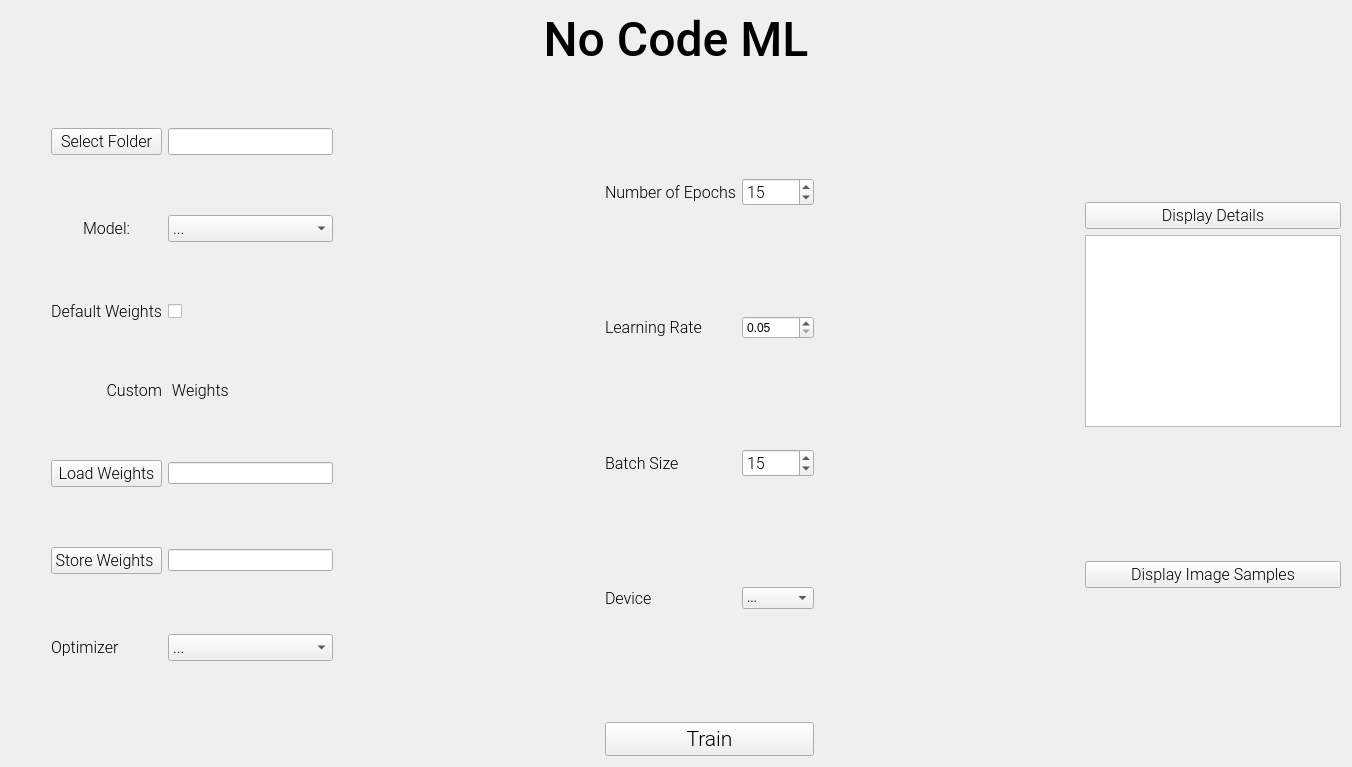
First picture: the form in gui/form.ui, repository bharathi-prasadd/no-code-ml, before the edit.
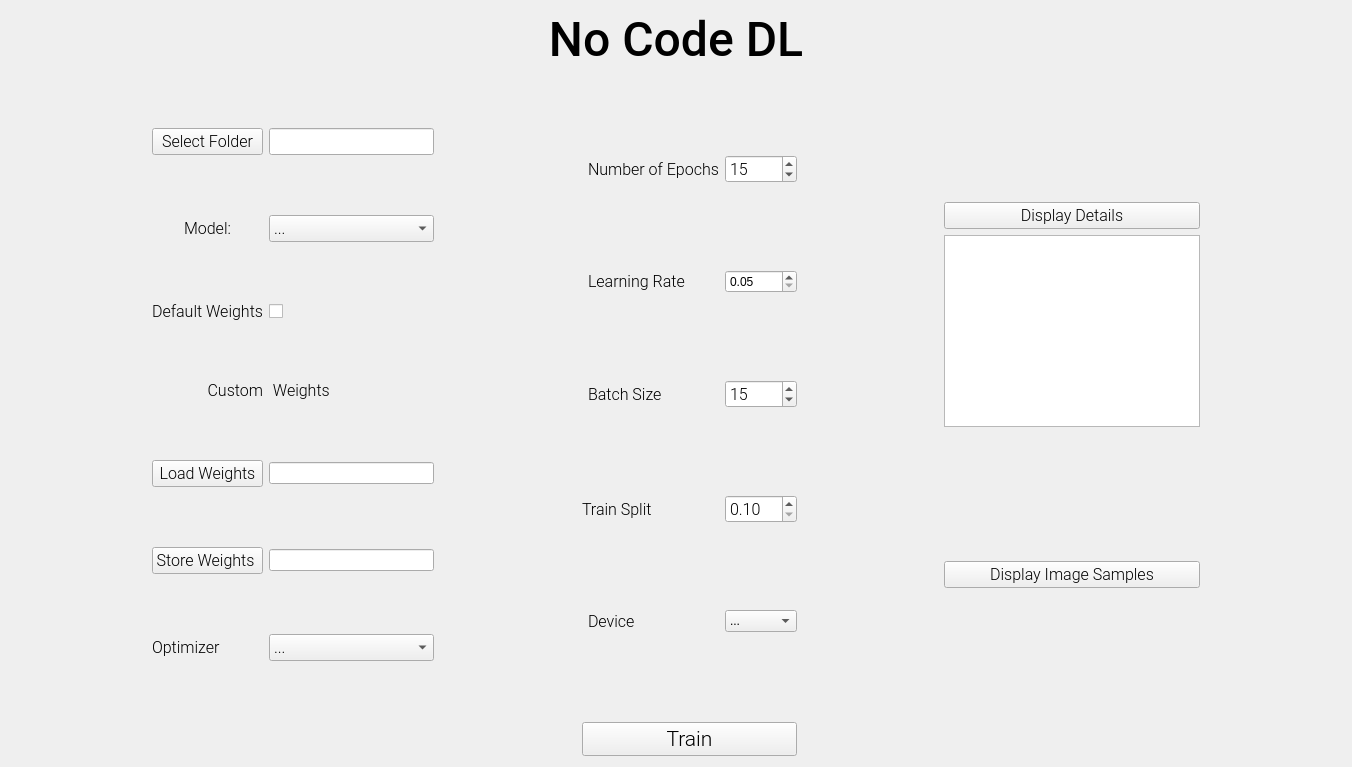
Second picture: the form after the edit.

Patch:
```diff
--- a/gui/form.ui
+++ b/gui/form.ui
@@ -32,7 +32,7 @@
       </font>
      </property>
      <property name="text">
-      <string>No Code ML</string>
+      <string>No Code DL</string>
      </property>
      <property name="alignment">
       <set>Qt::AlignCenter</set>
@@ -40,7 +40,253 @@
     </widget>
    </item>
    <item>
-    <layout class="QGridLayout" name="gridLayout" columnstretch="0,1,0,1,0,1,0">
+    <layout class="QGridLayout" name="gridLayout" columnstretch="0,0,0,0,0,0,0,0">
+     <item row="1" column="1">
+      <layout class="QGridLayout" name="gridLayout_2">
+       <item row="2" column="1">
+        <widget class="QLabel" name="label_2">
+         <property name="font">
+          <font>
+           <family>Roboto Light</family>
+           <pointsize>12</pointsize>
+          </font>
+         </property>
+         <property name="text">
+          <string>Default Weights</string>
+         </property>
+         <property name="alignment">
+          <set>Qt::AlignRight|Qt::AlignTrailing|Qt::AlignVCenter</set>
+         </property>
+        </widget>
+       </item>
+       <item row="4" column="2">
+        <widget class="QLineEdit" name="lineEdit_weights">
+         <property name="sizePolicy">
+          <sizepolicy hsizetype="Expanding" vsizetype="Fixed">
+           <horstretch>3</horstretch>
+           <verstretch>0</verstretch>
+          </sizepolicy>
+         </property>
+        </widget>
+       </item>
+       <item row="0" column="1">
+        <widget class="QPushButton" name="pushButton_selectFolder">
+         <property name="font">
+          <font>
+           <family>Roboto Light</family>
+           <pointsize>12</pointsize>
+          </font>
+         </property>
+         <property name="text">
+          <string>Select Folder</string>
+         </property>
+        </widget>
+       </item>
+       <item row="5" column="1">
+        <widget class="QPushButton" name="pushButton_store">
+         <property name="font">
+          <font>
+           <family>Roboto Light</family>
+           <pointsize>12</pointsize>
+          </font>
+         </property>
+         <property name="text">
+          <string>Store Weights </string>
+         </property>
+        </widget>
+       </item>
+       <item row="1" column="2">
+        <widget class="QComboBox" name="comboBox_model">
+         <property name="sizePolicy">
+          <sizepolicy hsizetype="Minimum" vsizetype="Fixed">
+           <horstretch>0</horstretch>
+           <verstretch>0</verstretch>
+          </sizepolicy>
+         </property>
+         <property name="font">
+          <font>
+           <family>Roboto Light</family>
+           <pointsize>12</pointsize>
+          </font>
+         </property>
+         <item>
+          <property name="text">
+           <string>...</string>
+          </property>
+         </item>
+         <item>
+          <property name="text">
+           <string notr="true">resnet50</string>
+          </property>
+         </item>
+         <item>
+          <property name="text">
+           <string notr="true">mobilenet_v3_large</string>
+          </property>
+         </item>
+         <item>
+          <property name="text">
+           <string notr="true">vgg16</string>
+          </property>
+         </item>
+         <item>
+          <property name="text">
+           <string notr="true">vgg19</string>
+          </property>
+         </item>
+        </widget>
+       </item>
+       <item row="1" column="1">
+        <widget class="QLabel" name="label_model">
+         <property name="font">
+          <font>
+           <family>Roboto Light</family>
+           <pointsize>12</pointsize>
+          </font>
+         </property>
+         <property name="text">
+          <string>Model:</string>
+         </property>
+         <property name="alignment">
+          <set>Qt::AlignCenter</set>
+         </property>
+        </widget>
+       </item>
+       <item row="4" column="1">
+        <widget class="QPushButton" name="pushButton_weights">
+         <property name="font">
+          <font>
+           <family>Roboto Light</family>
+           <pointsize>12</pointsize>
+          </font>
+         </property>
+         <property name="text">
+          <string>Load Weights</string>
+         </property>
+        </widget>
+       </item>
+       <item row="5" column="2">
+        <widget class="QLineEdit" name="lineEdit_store"/>
+       </item>
+       <item row="7" column="2">
+        <widget class="QComboBox" name="comboBox_optimizer">
+         <property name="font">
+          <font>
+           <family>Roboto Light</family>
+           <pointsize>12</pointsize>
+          </font>
+         </property>
+         <item>
+          <property name="text">
+           <string>...</string>
+          </property>
+         </item>
+         <item>
+          <property name="text">
+           <string>Adam</string>
+          </property>
+         </item>
+         <item>
+          <property name="text">
+           <string>SDG</string>
+          </property>
+         </item>
+        </widget>
+       </item>
+       <item row="2" column="2">
+        <widget class="QCheckBox" name="checkBox_pretrained">
+         <property name="font">
+          <font>
+           <family>Roboto Light</family>
+           <pointsize>12</pointsize>
+          </font>
+         </property>
+         <property name="text">
+          <string/>
+         </property>
+         <property name="tristate">
+          <bool>false</bool>
+         </property>
+        </widget>
+       </item>
+       <item row="0" column="2">
+        <widget class="QLineEdit" name="lineEdit_path">
+         <property name="sizePolicy">
+          <sizepolicy hsizetype="Expanding" vsizetype="Fixed">
+           <horstretch>0</horstretch>
+           <verstretch>0</verstretch>
+          </sizepolicy>
+         </property>
+         <property name="font">
+          <font>
+           <family>Roboto Light</family>
+           <pointsize>12</pointsize>
+          </font>
+         </property>
+         <property name="whatsThis">
+          <string>Select folder containing images. Expected Format:</string>
+         </property>
+        </widget>
+       </item>
+       <item row="7" column="1">
+        <widget class="QLabel" name="label_optimizer">
+         <property name="font">
+          <font>
+           <family>Roboto Light</family>
+           <pointsize>12</pointsize>
+          </font>
+         </property>
+         <property name="text">
+          <string>Optimizer</string>
+         </property>
+         <property name="textFormat">
+          <enum>Qt::PlainText</enum>
+         </property>
+        </widget>
+       </item>
+       <item row="3" column="1">
+        <widget class="QLabel" name="label_3">
+         <property name="sizePolicy">
+          <sizepolicy hsizetype="Preferred" vsizetype="Fixed">
+           <horstretch>0</horstretch>
+           <verstretch>0</verstretch>
+          </sizepolicy>
+         </property>
+         <property name="font">
+          <font>
+           <family>Roboto Light</family>
+           <pointsize>12</pointsize>
+          </font>
+         </property>
+         <property name="text">
+          <string>Custom</string>
+         </property>
+         <property name="alignment">
+          <set>Qt::AlignRight|Qt::AlignTrailing|Qt::AlignVCenter</set>
+         </property>
+        </widget>
+       </item>
+       <item row="3" column="2">
+        <widget class="QLabel" name="label_4">
+         <property name="sizePolicy">
+          <sizepolicy hsizetype="Preferred" vsizetype="Fixed">
+           <horstretch>0</horstretch>
+           <verstretch>0</verstretch>
+          </sizepolicy>
+         </property>
+         <property name="font">
+          <font>
+           <family>Roboto Light</family>
+           <pointsize>12</pointsize>
+          </font>
+         </property>
+         <property name="text">
+          <string> Weights</string>
+         </property>
+        </widget>
+       </item>
+      </layout>
+     </item>
      <item row="1" column="4">
       <layout class="QGridLayout" name="gridLayout_3">
        <item row="2" column="2">
@@ -75,6 +321,25 @@
          </property>
         </widget>
        </item>
+       <item row="0" column="2">
+        <widget class="QSpinBox" name="spinBox_epochs">
+         <property name="font">
+          <font>
+           <family>Roboto Light</family>
+           <pointsize>12</pointsize>
+          </font>
+         </property>
+         <property name="minimum">
+          <number>1</number>
+         </property>
+         <property name="maximum">
+          <number>10000</number>
+         </property>
+         <property name="value">
+          <number>15</number>
+         </property>
+        </widget>
+       </item>
        <item row="1" column="2">
         <widget class="QDoubleSpinBox" name="doubleSpinBox">
          <property name="minimum">
@@ -85,7 +350,7 @@
          </property>
         </widget>
        </item>
-       <item row="3" column="1">
+       <item row="4" column="1">
         <widget class="QLabel" name="label_device">
          <property name="font">
           <font>
@@ -101,7 +366,20 @@
          </property>
         </widget>
        </item>
-       <item row="3" column="2">
+       <item row="0" column="1">
+        <widget class="QLabel" name="label">
+         <property name="font">
+          <font>
+           <family>Roboto Light</family>
+           <pointsize>12</pointsize>
+          </font>
+         </property>
+         <property name="text">
+          <string>Number of Epochs</string>
+         </property>
+        </widget>
+       </item>
+       <item row="4" column="2">
         <widget class="QComboBox" name="comboBox_device">
          <item>
           <property name="text">
@@ -133,8 +411,8 @@
          </property>
         </widget>
        </item>
-       <item row="0" column="1">
-        <widget class="QLabel" name="label">
+       <item row="3" column="0" colspan="2">
+        <widget class="QLabel" name="label_5">
          <property name="font">
           <font>
            <family>Roboto Light</family>
@@ -142,12 +420,12 @@
           </font>
          </property>
          <property name="text">
-          <string>Number of Epochs</string>
+          <string>Train Split</string>
          </property>
         </widget>
        </item>
-       <item row="0" column="2">
-        <widget class="QSpinBox" name="spinBox">
+       <item row="3" column="2">
+        <widget class="QDoubleSpinBox" name="doubleSpinBox_train">
          <property name="font">
           <font>
            <family>Roboto Light</family>
@@ -155,13 +433,10 @@
           </font>
          </property>
          <property name="minimum">
-          <number>1</number>
+          <double>0.100000000000000</double>
          </property>
-         <property name="maximum">
-          <number>10000</number>
-         </property>
-         <property name="value">
-          <number>15</number>
+         <property name="singleStep">
+          <double>0.100000000000000</double>
          </property>
         </widget>
        </item>
@@ -306,251 +581,18 @@
        </property>
       </widget>
      </item>
-     <item row="1" column="1">
-      <layout class="QGridLayout" name="gridLayout_2">
-       <item row="4" column="2">
-        <widget class="QLineEdit" name="lineEdit_weights">
-         <property name="sizePolicy">
-          <sizepolicy hsizetype="Expanding" vsizetype="Fixed">
-           <horstretch>3</horstretch>
-           <verstretch>0</verstretch>
-          </sizepolicy>
-         </property>
-        </widget>
-       </item>
-       <item row="0" column="1">
-        <widget class="QPushButton" name="pushButton_selectFolder">
-         <property name="font">
-          <font>
-           <family>Roboto Light</family>
-           <pointsize>12</pointsize>
-          </font>
-         </property>
-         <property name="text">
-          <string>Select Folder</string>
-         </property>
-        </widget>
-       </item>
-       <item row="5" column="1">
-        <widget class="QPushButton" name="pushButton_store">
-         <property name="font">
-          <font>
-           <family>Roboto Light</family>
-           <pointsize>12</pointsize>
-          </font>
-         </property>
-         <property name="text">
-          <string>Store Weights </string>
-         </property>
-        </widget>
-       </item>
-       <item row="1" column="2">
-        <widget class="QComboBox" name="comboBox_model">
-         <property name="sizePolicy">
-          <sizepolicy hsizetype="Minimum" vsizetype="Fixed">
-           <horstretch>0</horstretch>
-           <verstretch>0</verstretch>
-          </sizepolicy>
-         </property>
-         <property name="font">
-          <font>
-           <family>Roboto Light</family>
-           <pointsize>12</pointsize>
-          </font>
-         </property>
-         <item>
-          <property name="text">
-           <string>...</string>
-          </property>
-         </item>
-         <item>
-          <property name="text">
-           <string notr="true">resnet50</string>
-          </property>
-         </item>
-         <item>
-          <property name="text">
-           <string notr="true">mobilenet_v3_large</string>
-          </property>
-         </item>
-         <item>
-          <property name="text">
-           <string notr="true">vgg16</string>
-          </property>
-         </item>
-         <item>
-          <property name="text">
-           <string notr="true">vgg19</string>
-          </property>
-         </item>
-        </widget>
-       </item>
-       <item row="2" column="2">
-        <widget class="QCheckBox" name="checkBox_pretrained">
-         <property name="font">
-          <font>
-           <family>Roboto Light</family>
-           <pointsize>12</pointsize>
-          </font>
-         </property>
-         <property name="text">
-          <string/>
-         </property>
-         <property name="tristate">
-          <bool>false</bool>
-         </property>
-        </widget>
-       </item>
-       <item row="2" column="1">
-        <widget class="QLabel" name="label_2">
-         <property name="font">
-          <font>
-           <family>Roboto Light</family>
-           <pointsize>12</pointsize>
-          </font>
-         </property>
-         <property name="text">
-          <string>Default Weights</string>
-         </property>
-         <property name="alignment">
-          <set>Qt::AlignRight|Qt::AlignTrailing|Qt::AlignVCenter</set>
-         </property>
-        </widget>
-       </item>
-       <item row="1" column="1">
-        <widget class="QLabel" name="label_model">
-         <property name="font">
-          <font>
-           <family>Roboto Light</family>
-           <pointsize>12</pointsize>
-          </font>
-         </property>
-         <property name="text">
-          <string>Model:</string>
-         </property>
-         <property name="alignment">
-          <set>Qt::AlignCenter</set>
-         </property>
-        </widget>
-       </item>
-       <item row="4" column="1">
-        <widget class="QPushButton" name="pushButton_weights">
-         <property name="font">
-          <font>
-           <family>Roboto Light</family>
-           <pointsize>12</pointsize>
-          </font>
-         </property>
-         <property name="text">
-          <string>Load Weights</string>
-         </property>
-        </widget>
-       </item>
-       <item row="5" column="2">
-        <widget class="QLineEdit" name="lineEdit_store"/>
-       </item>
-       <item row="7" column="2">
-        <widget class="QComboBox" name="comboBox_optimizer">
-         <property name="font">
-          <font>
-           <family>Roboto Light</family>
-           <pointsize>12</pointsize>
-          </font>
-         </property>
-         <item>
-          <property name="text">
-           <string>...</string>
-          </property>
-         </item>
-         <item>
-          <property name="text">
-           <string>Adam</string>
-          </property>
-         </item>
-         <item>
-          <property name="text">
-           <string>SDG</string>
-          </property>
-         </item>
-        </widget>
-       </item>
-       <item row="0" column="2">
-        <widget class="QLineEdit" name="lineEdit_path">
-         <property name="sizePolicy">
-          <sizepolicy hsizetype="Expanding" vsizetype="Fixed">
-           <horstretch>0</horstretch>
-           <verstretch>0</verstretch>
-          </sizepolicy>
-         </property>
-         <property name="font">
-          <font>
-           <family>Roboto Light</family>
-           <pointsize>12</pointsize>
-          </font>
-         </property>
-         <property name="whatsThis">
-          <string>Select folder containing images. Expected Format:</string>
-         </property>
-        </widget>
-       </item>
-       <item row="7" column="1">
-        <widget class="QLabel" name="label_optimizer">
-         <property name="font">
-          <font>
-           <family>Roboto Light</family>
-           <pointsize>12</pointsize>
-          </font>
-         </property>
-         <property name="text">
-          <string>Optimizer</string>
-         </property>
-         <property name="textFormat">
-          <enum>Qt::PlainText</enum>
-         </property>
-        </widget>
-       </item>
-       <item row="3" column="1">
-        <widget class="QLabel" name="label_3">
-         <property name="sizePolicy">
-          <sizepolicy hsizetype="Preferred" vsizetype="Fixed">
-           <horstretch>0</horstretch>
-           <verstretch>0</verstretch>
-          </sizepolicy>
-         </property>
-         <property name="font">
-          <font>
-           <family>Roboto Light</family>
-           <pointsize>12</pointsize>
-          </font>
-         </property>
-         <property name="text">
-          <string>Custom</string>
-         </property>
-         <property name="alignment">
-          <set>Qt::AlignRight|Qt::AlignTrailing|Qt::AlignVCenter</set>
-         </property>
-        </widget>
-       </item>
-       <item row="3" column="2">
-        <widget class="QLabel" name="label_4">
-         <property name="sizePolicy">
-          <sizepolicy hsizetype="Preferred" vsizetype="Fixed">
-           <horstretch>0</horstretch>
-           <verstretch>0</verstretch>
-          </sizepolicy>
-         </property>
-         <property name="font">
-          <font>
-           <family>Roboto Light</family>
-           <pointsize>12</pointsize>
-          </font>
-         </property>
-         <property name="text">
-          <string> Weights</string>
-         </property>
-        </widget>
-       </item>
-      </layout>
+     <item row="1" column="7">
+      <spacer name="horizontalSpacer_4">
+       <property name="orientation">
+        <enum>Qt::Horizontal</enum>
+       </property>
+       <property name="sizeHint" stdset="0">
+        <size>
+         <width>40</width>
+         <height>20</height>
+        </size>
+       </property>
+      </spacer>
      </item>
     </layout>
    </item>
```
Left out of the diff: 32 changed lines with no effect on the pictures.
